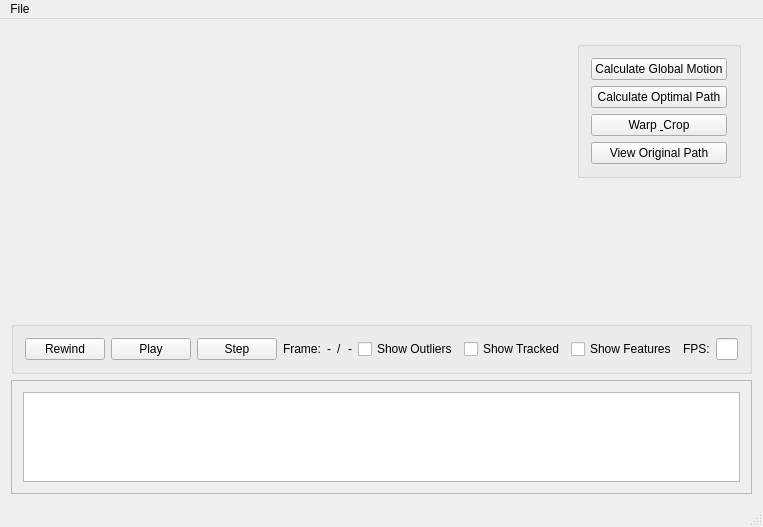
Qt form mainwindow.ui (oliw/motion) before a commit.
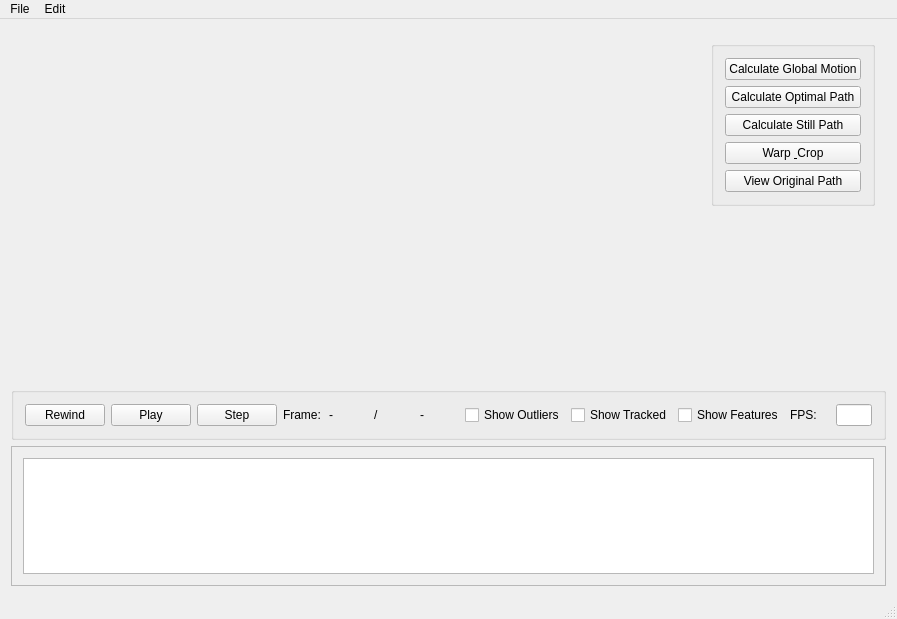
The same form after that commit.

Patch:
```diff
--- a/mainwindow.ui
+++ b/mainwindow.ui
@@ -6,8 +6,8 @@
    <rect>
     <x>0</x>
     <y>0</y>
-    <width>761</width>
-    <height>527</height>
+    <width>897</width>
+    <height>619</height>
    </rect>
   </property>
   <property name="sizePolicy">
@@ -111,6 +111,13 @@
             </property>
            </widget>
           </item>
+          <item>
+           <widget class="QPushButton" name="calcStillPathButton">
+            <property name="text">
+             <string>Calculate Still Path</string>
+            </property>
+           </widget>
+          </item>
           <item>
            <widget class="QPushButton" name="pushButton_4">
             <property name="text">
@@ -307,7 +314,7 @@
     <rect>
      <x>0</x>
      <y>0</y>
-     <width>761</width>
+     <width>897</width>
      <height>22</height>
     </rect>
    </property>
@@ -318,7 +325,14 @@
     <addaction name="actionOpen_Video"/>
     <addaction name="actionReset"/>
    </widget>
+   <widget class="QMenu" name="menuEdit">
+    <property name="title">
+     <string>Edit</string>
+    </property>
+    <addaction name="actionCrop_Box"/>
+   </widget>
    <addaction name="menuFile"/>
+   <addaction name="menuEdit"/>
   </widget>
   <widget class="QStatusBar" name="statusBar"/>
   <action name="actionReset">
```
Left out of the diff: 11 changed lines with no effect on the pictures.
